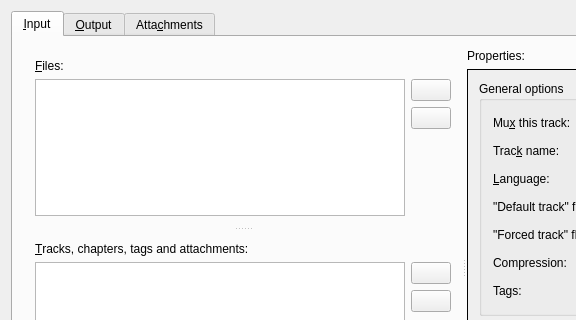
Qt form src/mkvtoolnix-gui/forms/merge/tab.ui (jpsdr/MKVToolnix-Windows-7) before a commit; both pictures show x 0 to 576 and y 0 to 320 of the 898 by 574 pixel window.
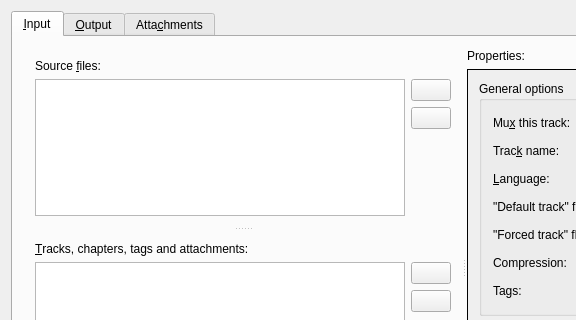
The same form after that commit. Icons and pictures are not drawn. Custom widgets are drawn as their Qt base class.

Commit message:
GUI: merge: rename "Files:" label to "Source files:"
The button is named "Add source files", too. It might therefore be
easier to understand for the user.

```diff
--- a/src/mkvtoolnix-gui/forms/merge/tab.ui
+++ b/src/mkvtoolnix-gui/forms/merge/tab.ui
@@ -50,7 +50,7 @@
             <item>
              <widget class="QLabel" name="filesLabel">
               <property name="text">
-               <string>&amp;Files:</string>
+               <string>Source &amp;files:</string>
               </property>
               <property name="buddy">
                <cstring>files</cstring>
```
